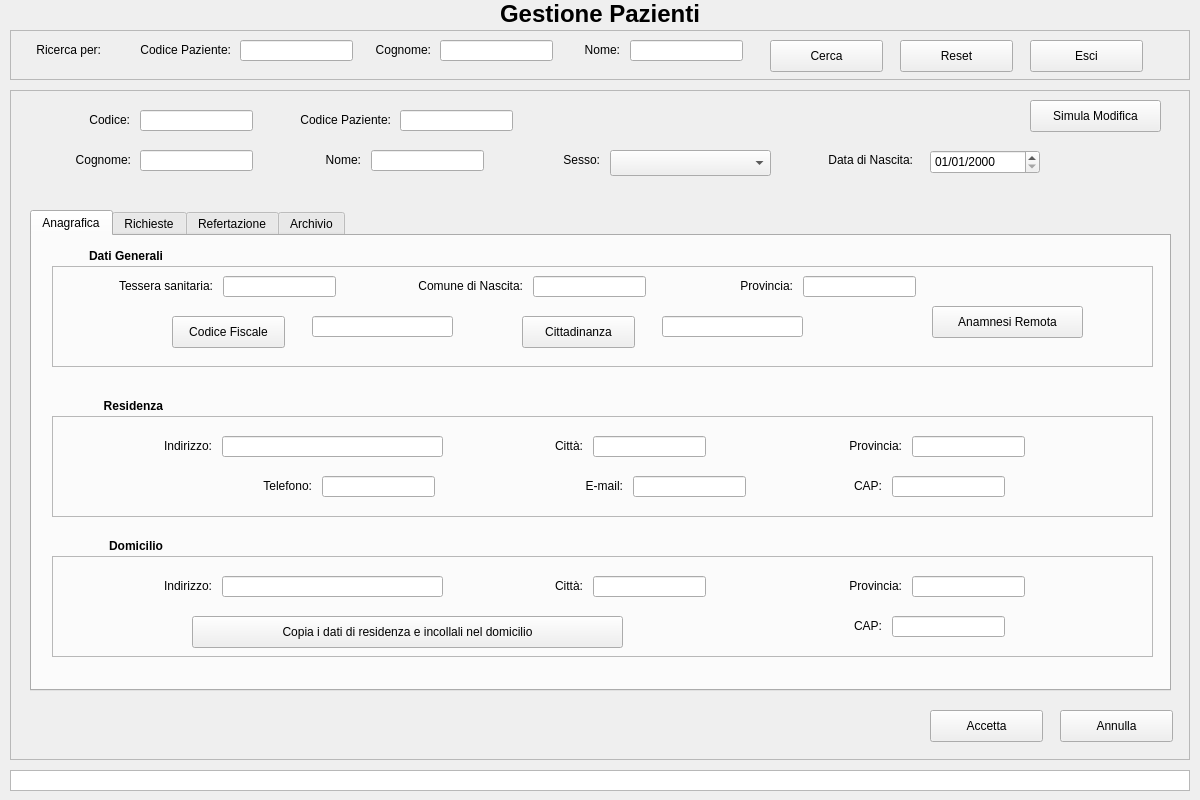
First picture: the form in app/ges_pazienti/anagrafica.ui, repository Matteo-Lorenzo/pyRisProject, before the edit.
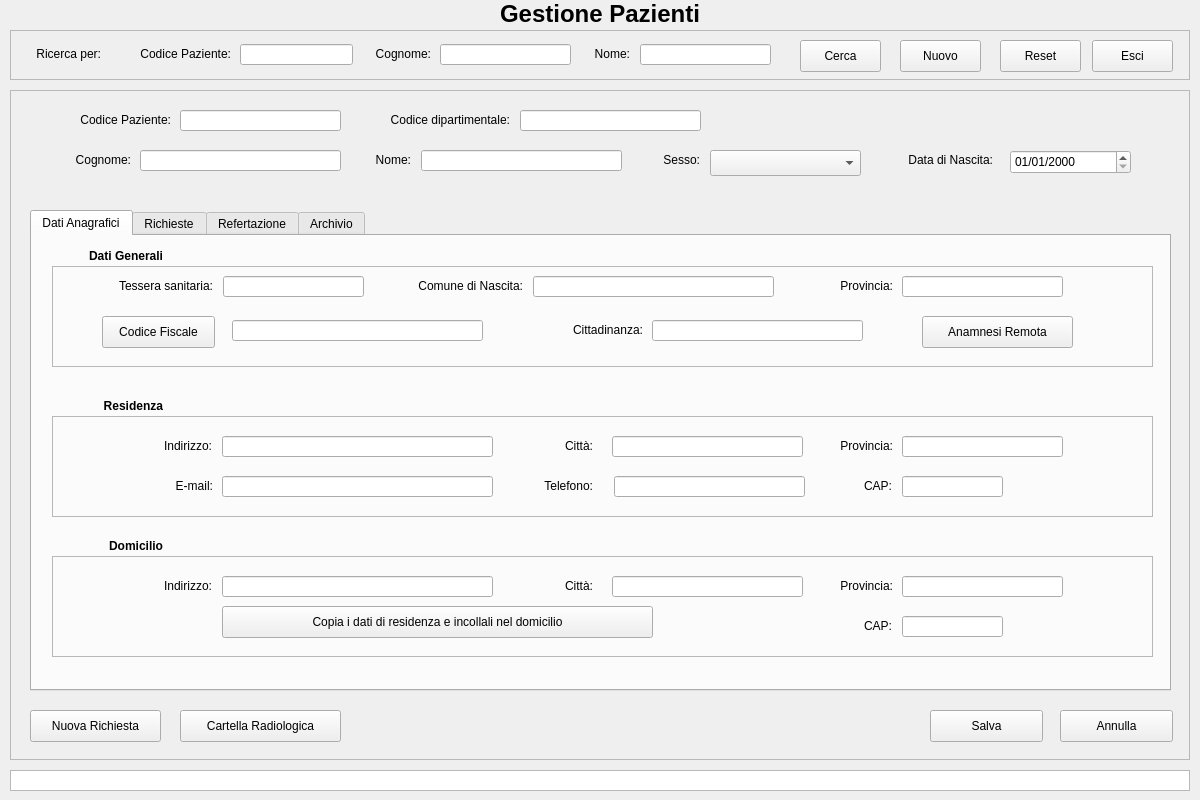
Second picture: the form after the edit. The open tabs and pages were chosen to show the change.

What changed in the file:
```diff
--- a/app/ges_pazienti/anagrafica.ui
+++ b/app/ges_pazienti/anagrafica.ui
@@ -56,9 +56,9 @@
    <widget class="QLineEdit" name="nome">
     <property name="geometry">
      <rect>
-      <x>361</x>
+      <x>411</x>
       <y>60</y>
-      <width>113</width>
+      <width>201</width>
       <height>21</height>
      </rect>
     </property>
@@ -69,7 +69,7 @@
    <widget class="QLabel" name="label_5">
     <property name="geometry">
      <rect>
-      <x>290</x>
+      <x>340</x>
       <y>60</y>
       <width>61</width>
       <height>20</height>
@@ -99,7 +99,7 @@
     </property>
     <widget class="QWidget" name="ana">
      <attribute name="title">
-      <string>Anagrafica</string>
+      <string>Dati Anagrafici</string>
      </attribute>
      <widget class="QLabel" name="label_12">
       <property name="geometry">
@@ -141,9 +141,9 @@
       <widget class="QLineEdit" name="cittadinanza">
        <property name="geometry">
         <rect>
-         <x>610</x>
-         <y>50</y>
-         <width>141</width>
+         <x>600</x>
+         <y>54</y>
+         <width>211</width>
          <height>21</height>
         </rect>
        </property>
@@ -153,7 +153,7 @@
         <rect>
          <x>481</x>
          <y>10</y>
-         <width>113</width>
+         <width>241</width>
          <height>21</height>
         </rect>
        </property>
@@ -161,9 +161,9 @@
       <widget class="QLineEdit" name="provincia">
        <property name="geometry">
         <rect>
-         <x>751</x>
+         <x>850</x>
          <y>10</y>
-         <width>113</width>
+         <width>161</width>
          <height>21</height>
         </rect>
        </property>
@@ -176,7 +176,7 @@
         <rect>
          <x>171</x>
          <y>10</y>
-         <width>113</width>
+         <width>141</width>
          <height>21</height>
         </rect>
        </property>
@@ -213,25 +213,12 @@
         <set>Qt::AlignRight|Qt::AlignTrailing|Qt::AlignVCenter</set>
        </property>
       </widget>
-      <widget class="QPushButton" name="btn_cittadinanza">
-       <property name="geometry">
-        <rect>
-         <x>470</x>
-         <y>50</y>
-         <width>113</width>
-         <height>32</height>
-        </rect>
-       </property>
-       <property name="text">
-        <string>Cittadinanza</string>
-       </property>
-      </widget>
       <widget class="QLineEdit" name="codice_fiscale">
        <property name="geometry">
         <rect>
-         <x>260</x>
-         <y>50</y>
-         <width>141</width>
+         <x>180</x>
+         <y>54</y>
+         <width>251</width>
          <height>21</height>
         </rect>
        </property>
@@ -239,7 +226,7 @@
       <widget class="QLabel" name="label_14">
        <property name="geometry">
         <rect>
-         <x>660</x>
+         <x>760</x>
          <y>10</y>
          <width>81</width>
          <height>20</height>
@@ -255,7 +242,7 @@
       <widget class="QPushButton" name="btn_codice_fiscale">
        <property name="geometry">
         <rect>
-         <x>120</x>
+         <x>50</x>
          <y>50</y>
          <width>113</width>
          <height>32</height>
@@ -268,8 +255,8 @@
       <widget class="QPushButton" name="btn_anamnesi_remota">
        <property name="geometry">
         <rect>
-         <x>880</x>
-         <y>40</y>
+         <x>870</x>
+         <y>50</y>
          <width>151</width>
          <height>32</height>
         </rect>
@@ -278,6 +265,22 @@
         <string>Anamnesi Remota</string>
        </property>
       </widget>
+      <widget class="QLabel" name="label_28">
+       <property name="geometry">
+        <rect>
+         <x>490</x>
+         <y>54</y>
+         <width>101</width>
+         <height>20</height>
+        </rect>
+       </property>
+       <property name="text">
+        <string>Cittadinanza:</string>
+       </property>
+       <property name="alignment">
+        <set>Qt::AlignRight|Qt::AlignTrailing|Qt::AlignVCenter</set>
+       </property>
+      </widget>
      </widget>
      <widget class="QLabel" name="label_16">
       <property name="geometry">
@@ -341,9 +344,9 @@
       <widget class="QLabel" name="label_18">
        <property name="geometry">
         <rect>
-         <x>39</x>
+         <x>59</x>
          <y>20</y>
-         <width>121</width>
+         <width>101</width>
          <height>20</height>
         </rect>
        </property>
@@ -359,7 +362,7 @@
         <rect>
          <x>170</x>
          <y>20</y>
-         <width>221</width>
+         <width>271</width>
          <height>21</height>
         </rect>
        </property>
@@ -367,9 +370,9 @@
       <widget class="QLabel" name="label_19">
        <property name="geometry">
         <rect>
-         <x>440</x>
+         <x>480</x>
          <y>20</y>
-         <width>91</width>
+         <width>61</width>
          <height>20</height>
         </rect>
        </property>
@@ -383,9 +386,9 @@
       <widget class="QLineEdit" name="comune_residenza">
        <property name="geometry">
         <rect>
-         <x>541</x>
+         <x>560</x>
          <y>20</y>
-         <width>113</width>
+         <width>191</width>
          <height>21</height>
         </rect>
        </property>
@@ -393,9 +396,9 @@
       <widget class="QLabel" name="label_20">
        <property name="geometry">
         <rect>
-         <x>729</x>
+         <x>760</x>
          <y>20</y>
-         <width>121</width>
+         <width>81</width>
          <height>20</height>
         </rect>
        </property>
@@ -409,9 +412,9 @@
       <widget class="QLineEdit" name="provincia_residenza">
        <property name="geometry">
         <rect>
-         <x>860</x>
+         <x>850</x>
          <y>20</y>
-         <width>113</width>
+         <width>161</width>
          <height>21</height>
         </rect>
        </property>
@@ -419,9 +422,9 @@
       <widget class="QLabel" name="label_21">
        <property name="geometry">
         <rect>
-         <x>139</x>
+         <x>470</x>
          <y>60</y>
-         <width>121</width>
+         <width>71</width>
          <height>20</height>
         </rect>
        </property>
@@ -435,9 +438,9 @@
       <widget class="QLineEdit" name="telefono">
        <property name="geometry">
         <rect>
-         <x>270</x>
+         <x>562</x>
          <y>60</y>
-         <width>113</width>
+         <width>191</width>
          <height>21</height>
         </rect>
        </property>
@@ -445,9 +448,9 @@
       <widget class="QLabel" name="label_22">
        <property name="geometry">
         <rect>
-         <x>450</x>
+         <x>100</x>
          <y>60</y>
-         <width>121</width>
+         <width>61</width>
          <height>20</height>
         </rect>
        </property>
@@ -461,9 +464,9 @@
       <widget class="QLineEdit" name="email">
        <property name="geometry">
         <rect>
-         <x>581</x>
+         <x>170</x>
          <y>60</y>
-         <width>113</width>
+         <width>271</width>
          <height>21</height>
         </rect>
        </property>
@@ -471,9 +474,9 @@
       <widget class="QLabel" name="label_23">
        <property name="geometry">
         <rect>
-         <x>709</x>
+         <x>789</x>
          <y>60</y>
-         <width>121</width>
+         <width>51</width>
          <height>20</height>
         </rect>
        </property>
@@ -487,9 +490,9 @@
       <widget class="QLineEdit" name="cap_residenza">
        <property name="geometry">
         <rect>
-         <x>840</x>
+         <x>850</x>
          <y>60</y>
-         <width>113</width>
+         <width>101</width>
          <height>21</height>
         </rect>
        </property>
@@ -513,9 +516,9 @@
       <widget class="QLineEdit" name="comune_domicilio">
        <property name="geometry">
         <rect>
-         <x>541</x>
+         <x>560</x>
          <y>20</y>
-         <width>113</width>
+         <width>191</width>
          <height>21</height>
         </rect>
        </property>
@@ -523,9 +526,9 @@
       <widget class="QLabel" name="label_24">
        <property name="geometry">
         <rect>
-         <x>729</x>
+         <x>760</x>
          <y>20</y>
-         <width>121</width>
+         <width>81</width>
          <height>20</height>
         </rect>
        </property>
@@ -539,9 +542,9 @@
       <widget class="QLabel" name="label_25">
        <property name="geometry">
         <rect>
-         <x>440</x>
+         <x>480</x>
          <y>20</y>
-         <width>91</width>
+         <width>61</width>
          <height>20</height>
         </rect>
        </property>
@@ -555,9 +558,9 @@
       <widget class="QLineEdit" name="provincia_domicilio">
        <property name="geometry">
         <rect>
-         <x>860</x>
+         <x>850</x>
          <y>20</y>
-         <width>113</width>
+         <width>161</width>
          <height>21</height>
         </rect>
        </property>
@@ -565,9 +568,9 @@
       <widget class="QLineEdit" name="cap_domicilio">
        <property name="geometry">
         <rect>
-         <x>840</x>
+         <x>850</x>
          <y>60</y>
-         <width>113</width>
+         <width>101</width>
          <height>21</height>
         </rect>
        </property>
@@ -575,9 +578,9 @@
       <widget class="QLabel" name="label_26">
        <property name="geometry">
         <rect>
-         <x>709</x>
+         <x>789</x>
          <y>60</y>
-         <width>121</width>
+         <width>51</width>
          <height>20</height>
         </rect>
        </property>
@@ -609,7 +612,7 @@
         <rect>
          <x>170</x>
          <y>20</y>
-         <width>221</width>
+         <width>271</width>
          <height>21</height>
         </rect>
        </property>
@@ -617,8 +620,8 @@
       <widget class="QPushButton" name="pushButton_2">
        <property name="geometry">
         <rect>
-         <x>140</x>
-         <y>60</y>
+         <x>170</x>
+         <y>50</y>
          <width>431</width>
          <height>32</height>
         </rect>
@@ -671,19 +674,6 @@
        <string>Aggiorna</string>
       </property>
      </widget>
-     <widget class="QPushButton" name="btn_nuova_richiesta">
-      <property name="geometry">
-       <rect>
-        <x>20</x>
-        <y>410</y>
-        <width>131</width>
-        <height>32</height>
-       </rect>
-      </property>
-      <property name="text">
-       <string>Nuova Richiesta</string>
-      </property>
-     </widget>
     </widget>
     <widget class="QWidget" name="ref">
      <attribute name="title">
@@ -775,14 +765,14 @@
    <widget class="QLabel" name="label">
     <property name="geometry">
      <rect>
-      <x>60</x>
+      <x>349</x>
       <y>20</y>
-      <width>60</width>
+      <width>151</width>
       <height>20</height>
      </rect>
     </property>
     <property name="text">
-     <string>Codice:</string>
+     <string>Codice dipartimentale:</string>
     </property>
     <property name="alignment">
      <set>Qt::AlignRight|Qt::AlignTrailing|Qt::AlignVCenter</set>
@@ -793,7 +783,7 @@
      <rect>
       <x>130</x>
       <y>60</y>
-      <width>113</width>
+      <width>201</width>
       <height>21</height>
      </rect>
     </property>
@@ -804,9 +794,9 @@
    <widget class="QComboBox" name="sesso">
     <property name="geometry">
      <rect>
-      <x>600</x>
+      <x>700</x>
       <y>60</y>
-      <width>161</width>
+      <width>151</width>
       <height>26</height>
      </rect>
     </property>
@@ -821,15 +811,15 @@
      </rect>
     </property>
     <property name="text">
-     <string>Accetta</string>
+     <string>Salva</string>
     </property>
    </widget>
    <widget class="QDateEdit" name="data_nascita">
     <property name="geometry">
      <rect>
-      <x>920</x>
+      <x>1000</x>
       <y>60</y>
-      <width>110</width>
+      <width>121</width>
       <height>24</height>
      </rect>
     </property>
@@ -840,7 +830,7 @@
    <widget class="QLabel" name="label_3">
     <property name="geometry">
      <rect>
-      <x>530</x>
+      <x>630</x>
       <y>60</y>
       <width>60</width>
       <height>20</height>
@@ -853,30 +843,17 @@
      <set>Qt::AlignRight|Qt::AlignTrailing|Qt::AlignVCenter</set>
     </property>
    </widget>
-   <widget class="QPushButton" name="pushButton">
-    <property name="geometry">
-     <rect>
-      <x>1020</x>
-      <y>10</y>
-      <width>131</width>
-      <height>32</height>
-     </rect>
-    </property>
-    <property name="text">
-     <string>Simula Modifica</string>
-    </property>
-   </widget>
    <widget class="QLineEdit" name="codice_paziente">
     <property name="geometry">
      <rect>
-      <x>390</x>
+      <x>170</x>
       <y>20</y>
-      <width>113</width>
+      <width>161</width>
       <height>21</height>
      </rect>
     </property>
     <property name="readOnly">
-     <bool>false</bool>
+     <bool>true</bool>
     </property>
    </widget>
    <widget class="QLabel" name="label_6">
@@ -898,7 +875,7 @@
    <widget class="QLabel" name="label_4">
     <property name="geometry">
      <rect>
-      <x>802</x>
+      <x>882</x>
       <y>60</y>
       <width>101</width>
       <height>20</height>
@@ -914,7 +891,7 @@
    <widget class="QLabel" name="label_15">
     <property name="geometry">
      <rect>
-      <x>270</x>
+      <x>50</x>
       <y>20</y>
       <width>111</width>
       <height>20</height>
@@ -930,9 +907,9 @@
    <widget class="QLineEdit" name="pk_paziente">
     <property name="geometry">
      <rect>
-      <x>130</x>
+      <x>510</x>
       <y>20</y>
-      <width>113</width>
+      <width>181</width>
       <height>21</height>
      </rect>
     </property>
@@ -940,6 +917,32 @@
      <bool>true</bool>
     </property>
    </widget>
+   <widget class="QPushButton" name="btn_nuova_richiesta">
+    <property name="geometry">
+     <rect>
+      <x>20</x>
+      <y>620</y>
+      <width>131</width>
+      <height>32</height>
+     </rect>
+    </property>
+    <property name="text">
+     <string>Nuova Richiesta</string>
+    </property>
+   </widget>
+   <widget class="QPushButton" name="btn_cartella_radiologica">
+    <property name="geometry">
+     <rect>
+      <x>170</x>
+      <y>620</y>
+      <width>161</width>
+      <height>32</height>
+     </rect>
+    </property>
+    <property name="text">
+     <string>Cartella Radiologica</string>
+    </property>
+   </widget>
   </widget>
   <widget class="QFrame" name="frame_ricerca">
    <property name="geometry">
@@ -965,9 +968,9 @@
    <widget class="QLineEdit" name="cerca_nome">
     <property name="geometry">
      <rect>
-      <x>620</x>
-      <y>10</y>
-      <width>113</width>
+      <x>630</x>
+      <y>14</y>
+      <width>131</width>
       <height>21</height>
      </rect>
     </property>
@@ -978,8 +981,8 @@
    <widget class="QLabel" name="label_8">
     <property name="geometry">
      <rect>
-      <x>549</x>
-      <y>10</y>
+      <x>559</x>
+      <y>14</y>
       <width>61</width>
       <height>20</height>
      </rect>
@@ -995,7 +998,7 @@
     <property name="geometry">
      <rect>
       <x>110</x>
-      <y>10</y>
+      <y>14</y>
       <width>111</width>
       <height>20</height>
      </rect>
@@ -1011,8 +1014,8 @@
     <property name="geometry">
      <rect>
       <x>430</x>
-      <y>10</y>
-      <width>113</width>
+      <y>14</y>
+      <width>131</width>
       <height>21</height>
      </rect>
     </property>
@@ -1024,7 +1027,7 @@
     <property name="geometry">
      <rect>
       <x>230</x>
-      <y>10</y>
+      <y>14</y>
       <width>113</width>
       <height>21</height>
      </rect>
@@ -1034,7 +1037,7 @@
     <property name="geometry">
      <rect>
       <x>350</x>
-      <y>10</y>
+      <y>14</y>
       <width>71</width>
       <height>20</height>
      </rect>
@@ -1049,9 +1052,9 @@
    <widget class="QPushButton" name="btn_cerca">
     <property name="geometry">
      <rect>
-      <x>760</x>
+      <x>790</x>
       <y>10</y>
-      <width>113</width>
+      <width>81</width>
       <height>32</height>
      </rect>
     </property>
@@ -1062,9 +1065,9 @@
    <widget class="QPushButton" name="btn_reset">
     <property name="geometry">
      <rect>
-      <x>890</x>
+      <x>990</x>
       <y>10</y>
-      <width>113</width>
+      <width>81</width>
       <height>32</height>
      </rect>
     </property>
@@ -1076,7 +1079,7 @@
     <property name="geometry">
      <rect>
       <x>10</x>
-      <y>10</y>
+      <y>14</y>
       <width>81</width>
       <height>20</height>
      </rect>
@@ -1091,9 +1094,9 @@
    <widget class="QPushButton" name="btn_esci">
     <property name="geometry">
      <rect>
-      <x>1020</x>
+      <x>1082</x>
       <y>10</y>
-      <width>113</width>
+      <width>81</width>
       <height>32</height>
      </rect>
     </property>
@@ -1101,6 +1104,30 @@
      <string>Esci</string>
     </property>
    </widget>
+   <widget class="QPushButton" name="btn_nuovo">
+    <property name="geometry">
+     <rect>
+      <x>890</x>
+      <y>10</y>
+      <width>81</width>
+      <height>32</height>
+     </rect>
+    </property>
+    <property name="text">
+     <string>Nuovo</string>
+    </property>
+   </widget>
+   <zorder>label_8</zorder>
+   <zorder>label_9</zorder>
+   <zorder>label_10</zorder>
+   <zorder>btn_cerca</zorder>
+   <zorder>btn_reset</zorder>
+   <zorder>label_7</zorder>
+   <zorder>btn_esci</zorder>
+   <zorder>btn_nuovo</zorder>
+   <zorder>cerca_nome</zorder>
+   <zorder>cerca_cognome</zorder>
+   <zorder>cerca_codice_paziente</zorder>
   </widget>
   <widget class="QTableWidget" name="lista_pazienti">
    <property name="geometry">
```
Left out of the diff: 325 changed lines with no effect on the pictures.
